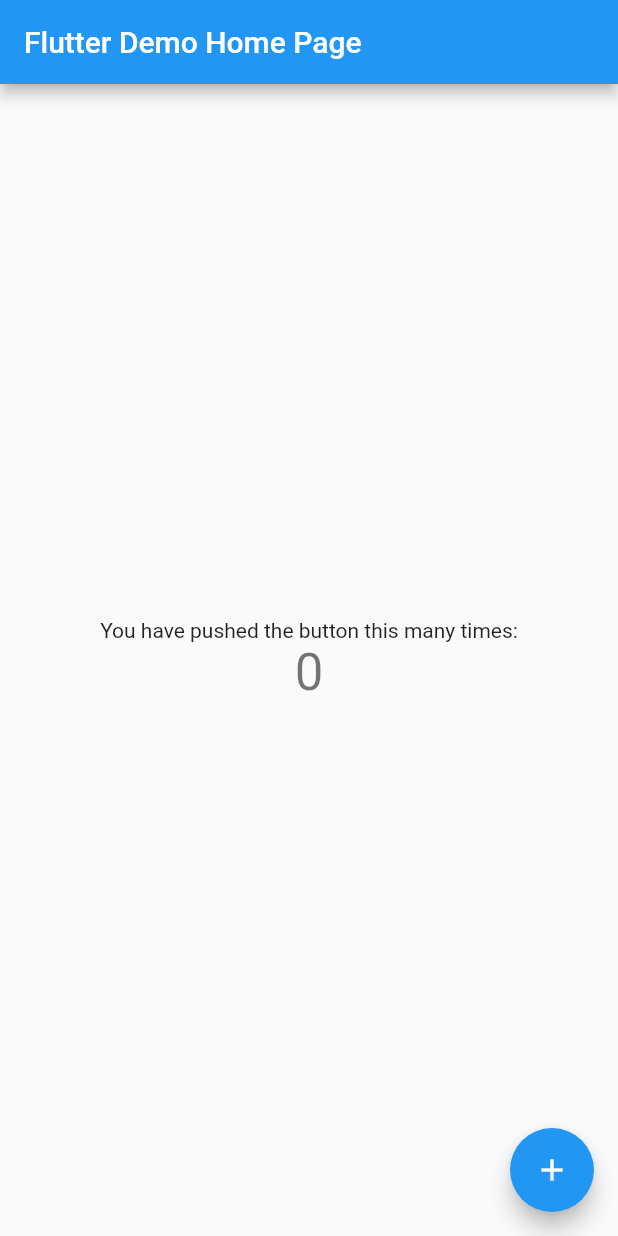
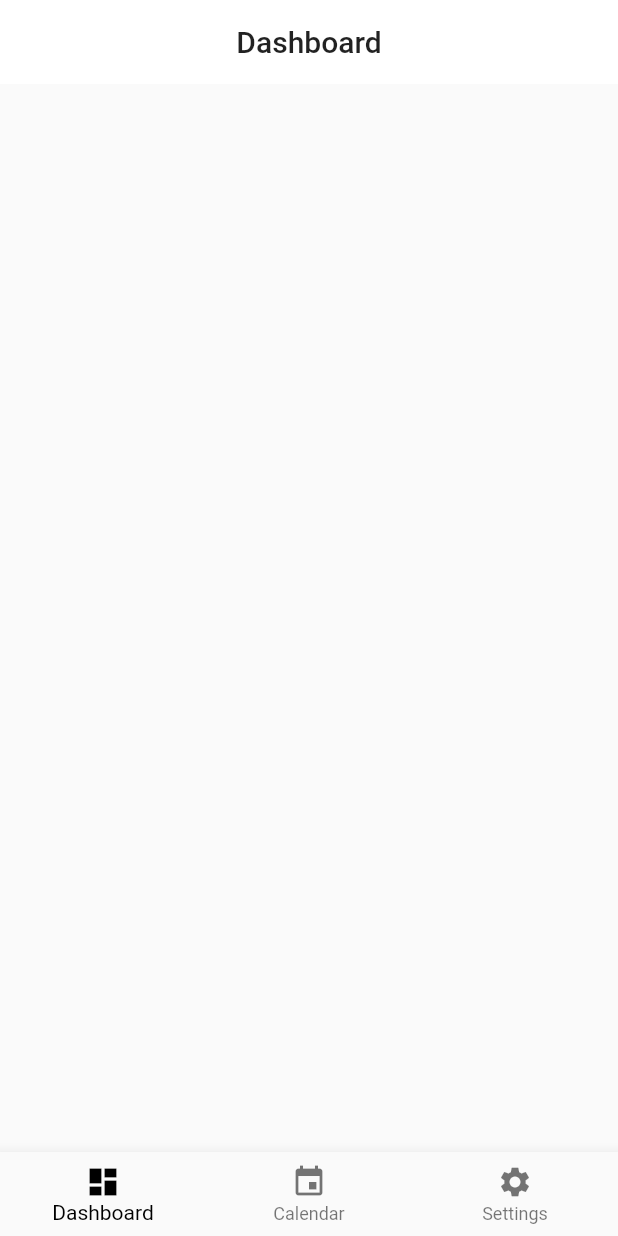
Before and after one commit to Renzo-Olivares/dash, a Flutter app: the screen it shows after launch, on a phone screen of 412 x 824 dp. Run offline on Flutter 3.47's test engine with Material 2 defaults, Android fonts, the phone set to English and light mode, and no system bars.

Commit message:
TF-5 #comment implemented bottom navigation bar main: clean up sample code, and change theme to light navigation and status bar calendar_widget: calendar screen placeholder dashboard_widget: dashboard screen placeholder settings_widget: settings screen placeholder homenav_widget: bottom navigation bar implementation

```diff
--- /dev/null
+++ b/lib/calendar_widget.dart
@@ -0,0 +1,19 @@
+import 'package:flutter/material.dart';
+
+class Calendar extends StatefulWidget{
+  @override
+  State<StatefulWidget> createState() => _CalendarState();
+}
+
+class _CalendarState extends State<Calendar>{
+  @override
+  Widget build(BuildContext context) {
+    // TODO: implement build
+    return Scaffold(
+      appBar: new AppBar(
+        title: Center(child: new Text('Calendar')),
+        elevation: 0,
+      ),
+    );
+  }
+}
--- /dev/null
+++ b/lib/dashboard_widget.dart
@@ -0,0 +1,18 @@
+import 'package:flutter/material.dart';
+
+class Dashboard extends StatefulWidget {
+  @override
+  State<StatefulWidget> createState() => _DashboardState();
+}
+
+class _DashboardState extends State<Dashboard> {
+  @override
+  Widget build(BuildContext context) {
+    return Scaffold(
+        appBar: new AppBar(
+          title: Center(child: new Text('Dashboard')),
+          elevation: 0,
+        ),
+    );
+  }
+}
--- /dev/null
+++ b/lib/homenav_widget.dart
@@ -0,0 +1,50 @@
+import 'package:flutter/material.dart';
+import 'settings_widget.dart';
+import 'calendar_widget.dart';
+import 'dashboard_widget.dart';
+
+class Homenav extends StatefulWidget{
+  @override
+  State<StatefulWidget> createState() => _HomenavState();
+}
+
+class _HomenavState extends State<Homenav>{
+  int _currentIndex = 0;
+  final List<Widget> _children = [
+    Dashboard(),
+    Calendar(),
+    Settings()
+  ];
+
+  @override
+  Widget build(BuildContext context) {
+    return Scaffold(
+      body: _children[_currentIndex],
+      bottomNavigationBar: BottomNavigationBar(
+        onTap: onTabTapped,
+        fixedColor: Colors.black,
+        currentIndex: _currentIndex,
+        items:[
+          new BottomNavigationBarItem(
+            icon: new Icon(Icons.dashboard),
+            title: new Text('Dashboard')
+          ),
+          new BottomNavigationBarItem(
+            icon: new Icon(Icons.event),
+            title: new Text('Calendar')
+          ),
+          new BottomNavigationBarItem(
+            icon: new Icon(Icons.settings),
+            title: new Text('Settings')
+          )
+        ]
+      ),
+    );
+  }
+
+  void onTabTapped(int index){
+    setState(() {
+      _currentIndex = index;
+    });
+  }
+}
--- a/lib/main.dart
+++ b/lib/main.dart
@@ -1,111 +1,38 @@
 import 'package:flutter/material.dart';
+import 'homenav_widget.dart';
+import 'package:flutter/services.dart';
 
-void main() => runApp(MyApp());
+void main() => runApp(new MyApp());
 
 class MyApp extends StatelessWidget {
-  // This widget is the root of your application.
   @override
   Widget build(BuildContext context) {
-    return MaterialApp(
-      title: 'Flutter Demo',
-      theme: ThemeData(
-        // This is the theme of your application.
-        //
-        // Try running your application with "flutter run". You'll see the
-        // application has a blue toolbar. Then, without quitting the app, try
-        // changing the primarySwatch below to Colors.green and then invoke
-        // "hot reload" (press "r" in the console where you ran "flutter run",
-        // or simply save your changes to "hot reload" in a Flutter IDE).
-        // Notice that the counter didn't reset back to zero; the application
-        // is not restarted.
-        primarySwatch: Colors.blue,
-      ),
-      home: MyHomePage(title: 'Flutter Demo Home Page'),
+    SystemChrome.setSystemUIOverlayStyle(SystemUiOverlayStyle.light.copyWith(
+        statusBarColor: Colors.white,
+        statusBarBrightness: Brightness.dark,
+        systemNavigationBarColor: Colors.white,
+        systemNavigationBarIconBrightness: Brightness.dark)
     );
+    _updateNavigationBarIconBrightness();
+    return new MaterialApp(
+      title: 'Dash',
+      home: Homenav(),
+      theme: new ThemeData(
+        primaryColor: Colors.white
+      )
+      );
+  }
+
+  void _updateNavigationBarIconBrightness() async {
+    SystemChannels.lifecycle.setMessageHandler((msg) {
+      if (msg == AppLifecycleState.resumed.toString()) {
+        SystemChrome.setSystemUIOverlayStyle(
+          SystemUiOverlayStyle.light.copyWith(
+            systemNavigationBarColor: Colors.white,
+            systemNavigationBarIconBrightness: Brightness.dark,
+          ),
+        );
+      }
+    });
   }
 }
-
-class MyHomePage extends StatefulWidget {
-  MyHomePage({Key key, this.title}) : super(key: key);
-
-  // This widget is the home page of your application. It is stateful, meaning
-  // that it has a State object (defined below) that contains fields that affect
-  // how it looks.
-
-  // This class is the configuration for the state. It holds the values (in this
-  // case the title) provided by the parent (in this case the App widget) and
-  // used by the build method of the State. Fields in a Widget subclass are
-  // always marked "final".
-
-  final String title;
-
-  @override
-  _MyHomePageState createState() => _MyHomePageState();
-}
-
-class _MyHomePageState extends State<MyHomePage> {
-  int _counter = 0;
-
-  void _incrementCounter() {
-    setState(() {
-      // This call to setState tells the Flutter framework that something has
-      // changed in this State, which causes it to rerun the build method below
-      // so that the display can reflect the updated values. If we changed
-      // _counter without calling setState(), then the build method would not be
-      // called again, and so nothing would appear to happen.
-      _counter++;
-    });
-  }
-
-  @override
-  Widget build(BuildContext context) {
-    // This method is rerun every time setState is called, for instance as done
-    // by the _incrementCounter method above.
-    //
-    // The Flutter framework has been optimized to make rerunning build methods
-    // fast, so that you can just rebuild anything that needs updating rather
-    // than having to individually change instances of widgets.
-    return Scaffold(
-      appBar: AppBar(
-        // Here we take the value from the MyHomePage object that was created by
-        // the App.build method, and use it to set our appbar title.
-        title: Text(widget.title),
-      ),
-      body: Center(
-        // Center is a layout widget. It takes a single child and positions it
-        // in the middle of the parent.
-        child: Column(
-          // Column is also layout widget. It takes a list of children and
-          // arranges them vertically. By default, it sizes itself to fit its
-          // children horizontally, and tries to be as tall as its parent.
-          //
-          // Invoke "debug painting" (press "p" in the console, choose the
-          // "Toggle Debug Paint" action from the Flutter Inspector in Android
-          // Studio, or the "Toggle Debug Paint" command in Visual Studio Code)
-          // to see the wireframe for each widget.
-          //
-          // Column has various properties to control how it sizes itself and
-          // how it positions its children. Here we use mainAxisAlignment to
-          // center the children vertically; the main axis here is the vertical
-          // axis because Columns are vertical (the cross axis would be
-          // horizontal).
-          mainAxisAlignment: MainAxisAlignment.center,
-          children: <Widget>[
-            Text(
-              'You have pushed the button this many times:',
-            ),
-            Text(
-              '$_counter',
-              style: Theme.of(context).textTheme.display1,
-            ),
-          ],
-        ),
-      ),
-      floatingActionButton: FloatingActionButton(
-        onPressed: _incrementCounter,
-        tooltip: 'Increment',
-        child: Icon(Icons.add),
-      ), // This trailing comma makes auto-formatting nicer for build methods.
-    );
-  }
-}
--- /dev/null
+++ b/lib/settings_widget.dart
@@ -0,0 +1,18 @@
+import 'package:flutter/material.dart';
+
+class Settings extends StatefulWidget{
+  @override
+  State<StatefulWidget> createState() => _SettingsState();
+}
+
+class _SettingsState extends State<Settings>{
+  @override
+  Widget build(BuildContext context) {
+    return Scaffold(
+      appBar: new AppBar(
+        title: Center(child: new Text('Settings')),
+        elevation: 0,
+      ),
+    );
+  }
+}
```
